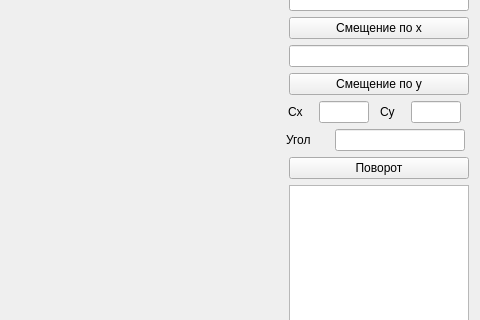
The window that lab_02/mainwindow.ui (bmstu-ics7/computer-graphics) describes before a commit, drawn with Qt 5; both pictures show x 320 to 800 and y 123 to 443 of the 800 by 600 pixel window.
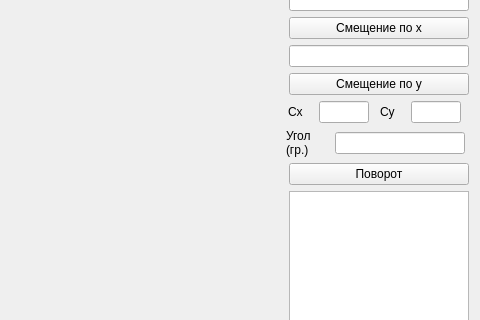
The same window after the commit.

Commit message: FINISH: lab02

The edit to the form file:
```diff
--- a/lab_02/mainwindow.ui
+++ b/lab_02/mainwindow.ui
@@ -382,7 +382,8 @@
            </size>
           </property>
           <property name="text">
-           <string>Угол</string>
+           <string>Угол
+(гр.)</string>
           </property>
          </widget>
         </item>
```
